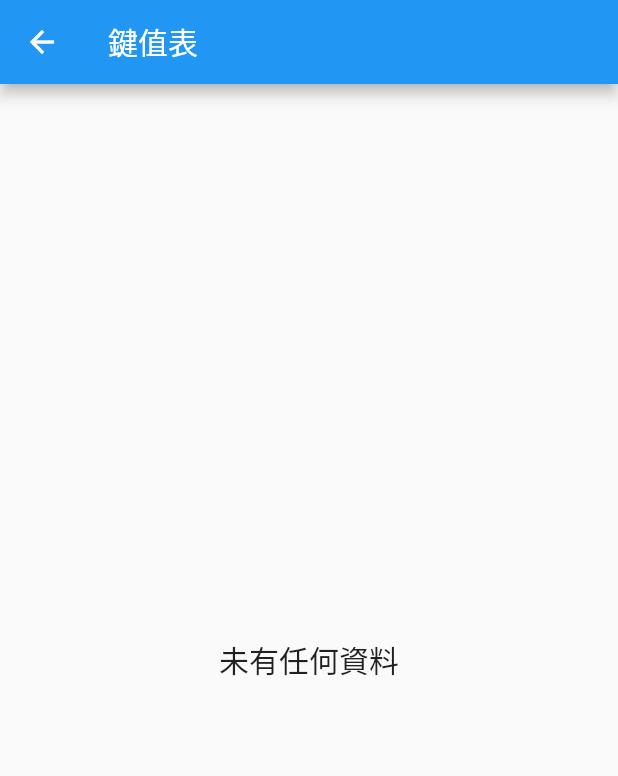
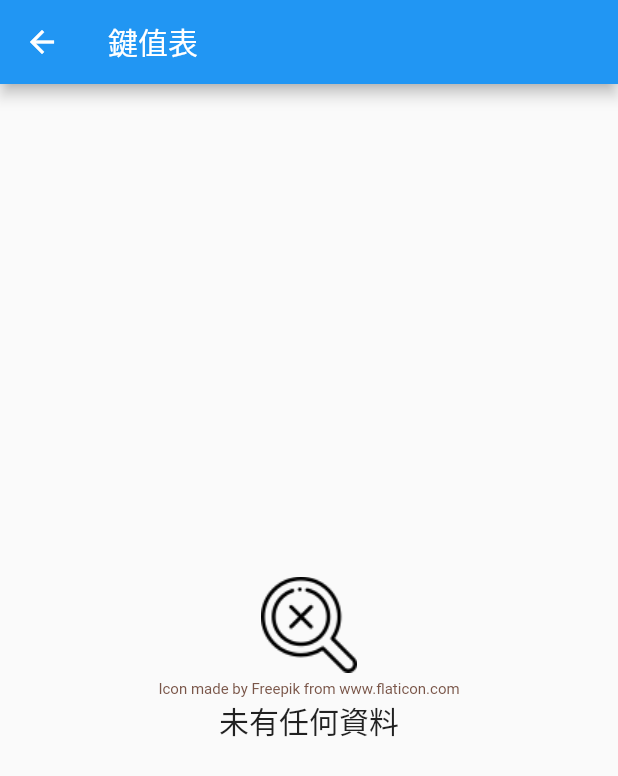
Before and after one commit to BwayCer/firstApp.dart, a Flutter app: the screen it shows after launch, after a tap on "進入", on a phone screen of 412 x 824 dp. Shown: the top 776 px of the screen. Run offline on Flutter 3.47's test engine with Material 2 defaults, Android fonts, the phone set to English and light mode, and no system bars.

Commit message:
增補 使用圖片

```diff
--- a/first_app/lib/main.dart
+++ b/first_app/lib/main.dart
@@ -30,11 +30,23 @@ class HomePage extends StatelessWidget {
       body: new Center(
         child: new Container(
           margin: const EdgeInsets.only(left: 20.0, right: 20.0),
-          child: new Text(
-            '首頁',
-            style: new TextStyle(
-              fontSize: 48.0,
-            ),
+          child: new Column(
+            crossAxisAlignment: CrossAxisAlignment.center,
+            mainAxisAlignment: MainAxisAlignment.center,
+            children: <Widget>[
+              new Container(
+                height: 128.0,
+                child: new Image.asset('assets/mmsetting/password.png'),
+              ),
+              new Padding(padding: const EdgeInsets.only(top: 5.0)),
+              new Text(
+                'Icon made by prettycons from www.flaticon.com',
+                style: new TextStyle(
+                  fontSize: 10.0,
+                  color: Colors.brown,
+                ),
+              ),
+            ],
           ),
         ),
       ),
@@ -68,16 +80,12 @@ class HomePage extends StatelessWidget {
 }
 
 class ApDrawer extends StatelessWidget {
-  List<dynamic> _apXxx;
-
   @override
   Widget build(BuildContext context) {
     return new Scaffold(
       appBar: new AppBar(
         title: new Text('鍵值表'),
       ),
-      // TODO 不能加 new
-      // body: (_apXxx?.isEmpty ?? true) ? emptyNotFound() : showData(),
       body: emptyNotFound(),
     );
   }
@@ -86,10 +94,28 @@ class ApDrawer extends StatelessWidget {
     return new Center(
       child: new Container(
         margin: const EdgeInsets.only(left: 20.0, right: 20.0),
-        child: new Text(
-          '未有任何資料',
-          style: new TextStyle(
-            fontSize: 20.0,
+        child: new Container(
+          margin: const EdgeInsets.only(left: 20.0, right: 20.0),
+          child: new Column(
+            crossAxisAlignment: CrossAxisAlignment.center,
+            mainAxisAlignment: MainAxisAlignment.center,
+            children: <Widget>[
+              new Image.asset('assets/mmsetting/not-found.png'),
+              new Padding(padding: const EdgeInsets.only(top: 5.0)),
+              new Text(
+                'Icon made by Freepik from www.flaticon.com',
+                style: new TextStyle(
+                  fontSize: 10.0,
+                  color: Colors.brown,
+                ),
+              ),
+              new Text(
+                '未有任何資料',
+                style: new TextStyle(
+                  fontSize: 20.0,
+                ),
+              ),
+            ],
           ),
         ),
       ),
--- a/first_app/pubspec.yaml
+++ b/first_app/pubspec.yaml
@@ -44,6 +44,9 @@ flutter:
   # assets:
   #  - images/a_dot_burr.jpeg
   #  - images/a_dot_ham.jpeg
+  assets:
+   - assets/mmsetting/password.png
+   - assets/mmsetting/not-found.png
 
   # An image asset can refer to one or more resolution-specific "variants", see
   # https://flutter.dev/assets-and-images/#resolution-aware.
```
Also changed, not shown: first_app/assets/mmsetting/not-found.png (added), first_app/assets/mmsetting/password.png (added).
